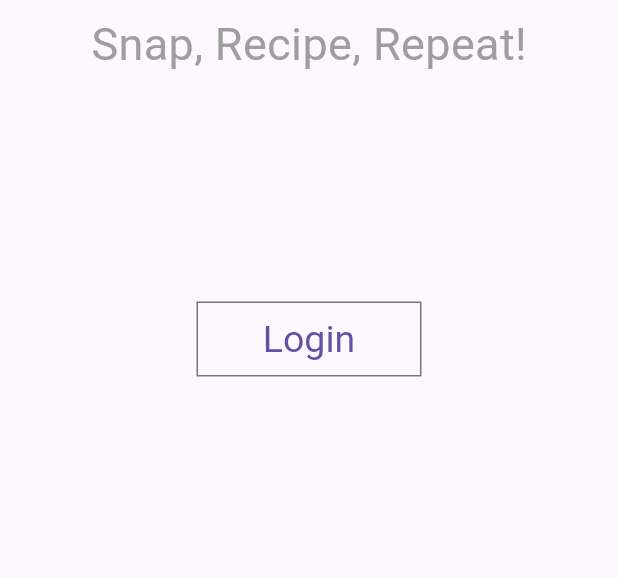
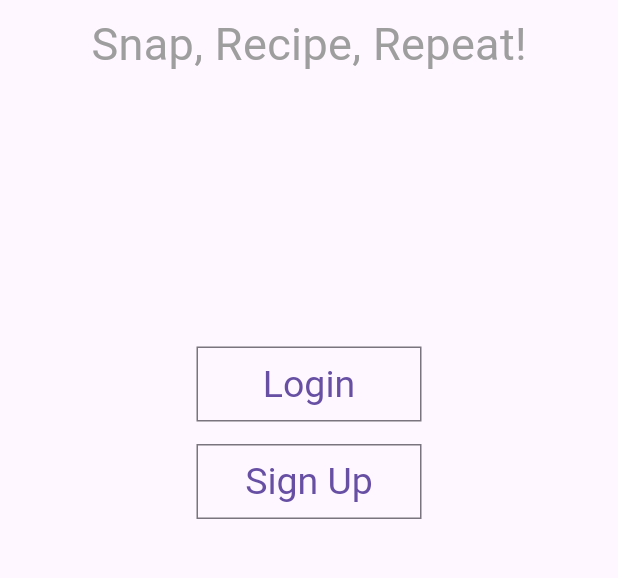
Before and after one commit to ProgramPedro/fridge-ai, a Flutter app: the screen it shows after launch, after a tap on "Login", on a phone screen of 412 x 824 dp, the part 408-986 px from its top. Run offline on Flutter 3.47's test engine with Material 3 defaults, Android fonts, the phone set to English and light mode, and no system bars.

Commit message:
Refactored button widget, and created sign up button.

```diff
--- a/lib/main.dart
+++ b/lib/main.dart
@@ -1,11 +1,11 @@
 import 'package:flutter/material.dart';
 
 void main() {
-  runApp(MyApp());
+  runApp(LoginPage());
 }
 
-class MyApp extends StatelessWidget {
-  const MyApp({super.key});
+class LoginPage extends StatelessWidget {
+  const LoginPage({super.key});
 
   @override
   Widget build(BuildContext context) {
@@ -18,53 +18,56 @@ class MyApp extends StatelessWidget {
               SizedBox(height: 200),
               Text(
                 "FridgeAI",
-                style: TextStyle(
-                  fontSize: 50,
-                  fontWeight: FontWeight.bold,
-                ),
+                style: TextStyle(fontSize: 50, fontWeight: FontWeight.bold),
               ),
               SizedBox(height: 8),
               Text(
                 "Snap, Recipe, Repeat!",
-                style: TextStyle(
-                  fontSize: 30,
-                  color: Colors.grey,
-                ),
+                style: TextStyle(fontSize: 30, color: Colors.grey),
               ),
-              SizedBox(height: 150),
-              OutlinedButton(
+              SizedBox(height: 180),
+              PreHomeButton(
+                label: 'Login',
                 onPressed: () {
-                  //Navigate to login page
-                  debugPrint('Login button pressed');
+                  debugPrint("Login button pressed");
                 },
-                style: OutlinedButton.styleFrom(
-                  textStyle: const TextStyle(fontSize: 25),
-                  shape: RoundedRectangleBorder(
-                    borderRadius: BorderRadius.zero,
-                  ),
-                  minimumSize: const Size(150, 50),
-                ),
-                child: const Text("Login"),
-              )
-            ]
+              ),
+              SizedBox(height: 15),
+               PreHomeButton(
+                label: 'Sign Up',
+                onPressed: () {
+                  debugPrint("Sign up button pressed");
+                },
+              ),
+            ],
           ),
         ),
-        /*
-        body: Center(
-          child: Container(
-            margin: const EdgeInsets.all(50),
-            padding: const EdgeInsets.all(10),
-            height: 200,
-            width: 200,
-            alignment: Alignment.topCenter,
-            child: Text(
-              "FridgeAI",
-              style: TextStyle(fontSize: 30, fontWeight: FontWeight.bold),
-            ),
-          ),
-        ),
-        */
       ),
     );
   }
 }
+
+// Refactored LoginButton into a separate widget for better code organization and reusability
+class PreHomeButton extends StatelessWidget {
+  final String label;
+  final VoidCallback onPressed;
+
+  const PreHomeButton({
+    required this.label,
+    required this.onPressed,
+    super.key,
+  });
+
+  @override
+  Widget build(BuildContext context) {
+    return OutlinedButton(
+      onPressed: onPressed,
+      style: OutlinedButton.styleFrom(
+        textStyle: const TextStyle(fontSize: 25),
+        shape: RoundedRectangleBorder(borderRadius: BorderRadius.zero),
+        minimumSize: const Size(150, 50),
+      ),
+      child: Text(label),
+    );
+  }
+}
```
